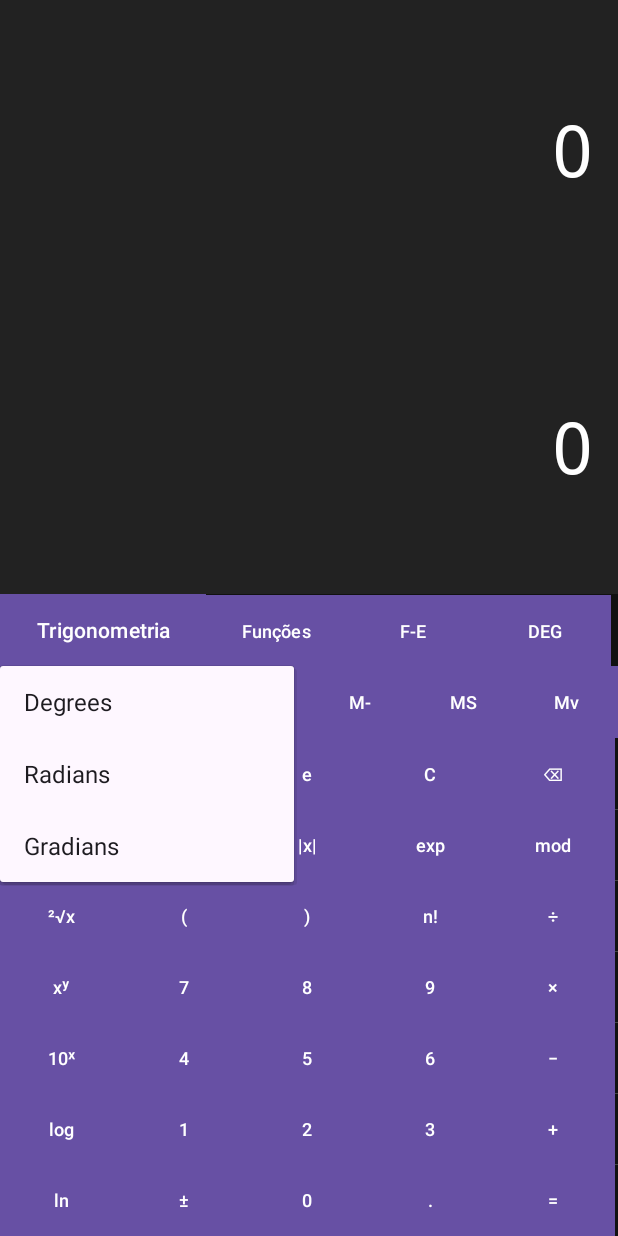
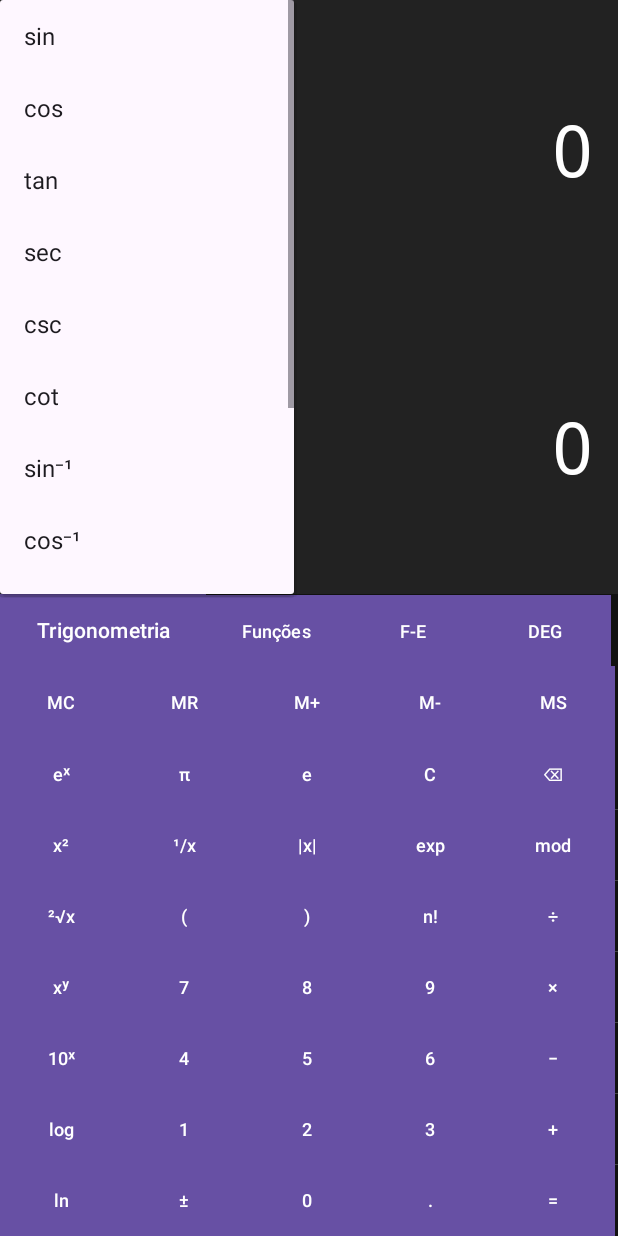
Before and after one commit to PedroLucasCG/calculadora, an Android app: the screen it shows after launch (MainActivity), after a tap on "Trigonometria", on a phone screen of 412 x 824 dp. Run offline under Robolectric (Android 15) with nearby library versions, the phone set to English and light mode, and no system bars.

```diff
--- a/app/src/main/res/layout/activity_main.xml
+++ b/app/src/main/res/layout/activity_main.xml
@@ -47,7 +47,7 @@
             style="@style/button"
             android:text="F-E" />
         <Button
-            android:id="@+id/degBtn"
+            android:id="@+id/deg"
             android:layout_width="wrap_content"
             android:layout_height="wrap_content"
             android:backgroundTint="@color/white"
@@ -63,12 +63,11 @@
         android:stretchColumns="*">
 
         <TableRow>
-            <Button style="@style/button" android:layout_columnWeight="1" android:text="MC"/>
-            <Button style="@style/button" android:layout_columnWeight="1" android:text="MR"/>
-            <Button style="@style/button" android:layout_columnWeight="1" android:text="M+"/>
-            <Button style="@style/button" android:layout_columnWeight="1" android:text="M‑"/>
-            <Button style="@style/button" android:layout_columnWeight="1" android:text="MS"/>
-            <Button style="@style/button" android:layout_columnWeight="1" android:text="Mv"/>
+            <Button style="@style/button" android:id="@+id/MC" android:layout_columnWeight="1" android:text="MC"/>
+            <Button style="@style/button" android:id="@+id/MR" android:layout_columnWeight="1" android:text="MR"/>
+            <Button style="@style/button" android:id="@+id/Mplus" android:layout_columnWeight="1" android:text="M+"/>
+            <Button style="@style/button" android:id="@+id/Mminus" android:layout_columnWeight="1" android:text="M‑"/>
+            <Button style="@style/button" android:id="@+id/MS" android:layout_columnWeight="1" android:text="MS"/>
         </TableRow>
 
     </TableLayout>
@@ -82,9 +81,9 @@
 
         <TableRow>
             <Button
-                android:id="@+id/nd"
+                android:id="@+id/ex"
                 style="@style/button"
-                android:text="2ⁿᵈ"/>
+                android:text="eˣ"/>
             <Button
                 android:id="@+id/pi"
                 style="@style/button"
--- a/app/src/main/res/menu/menu_trig.xml
+++ b/app/src/main/res/menu/menu_trig.xml
@@ -1,6 +1,16 @@
 <?xml version="1.0" encoding="utf-8"?>
 <menu xmlns:android="http://schemas.android.com/apk/res/android">
-    <item android:id="@+id/deg"  android:title="Degrees"  />
-    <item android:id="@+id/rad"  android:title="Radians"  />
-    <item android:id="@+id/grad" android:title="Gradians" />
+    <item android:id="@+id/sin"  android:title="sin"  />
+    <item android:id="@+id/cos"  android:title="cos"  />
+    <item android:id="@+id/tan" android:title="tan" />
+    <item android:id="@+id/sec"  android:title="sec"  />
+    <item android:id="@+id/csc"  android:title="csc"  />
+    <item android:id="@+id/cot" android:title="cot" />
+
+    <item android:id="@+id/asin"  android:title="sin⁻¹"  />
+    <item android:id="@+id/acos"  android:title="cos⁻¹"  />
+    <item android:id="@+id/atan" android:title="tan⁻¹" />
+    <item android:id="@+id/asec"  android:title="sec⁻¹"  />
+    <item android:id="@+id/acsc"  android:title="csc⁻¹"  />
+    <item android:id="@+id/acot" android:title="cot⁻¹" />
 </menu>
```
Also changed, not shown: app/src/main/java/com/example/calculadora/MainActivity.kt (+155 -15 lines).
